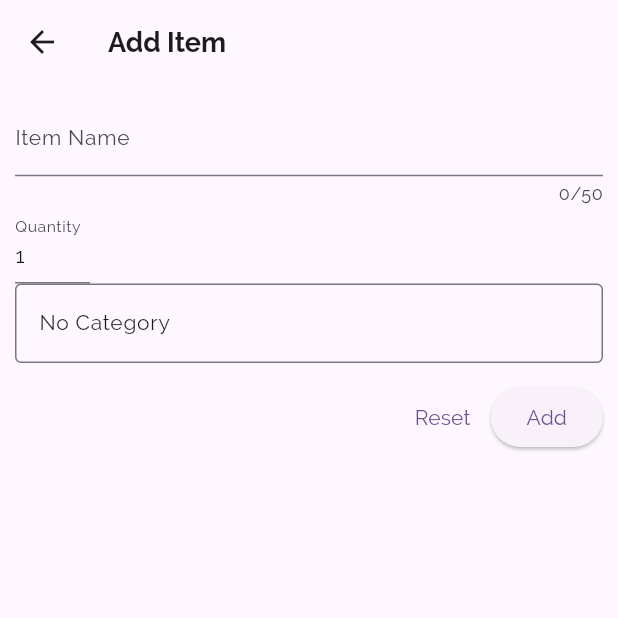
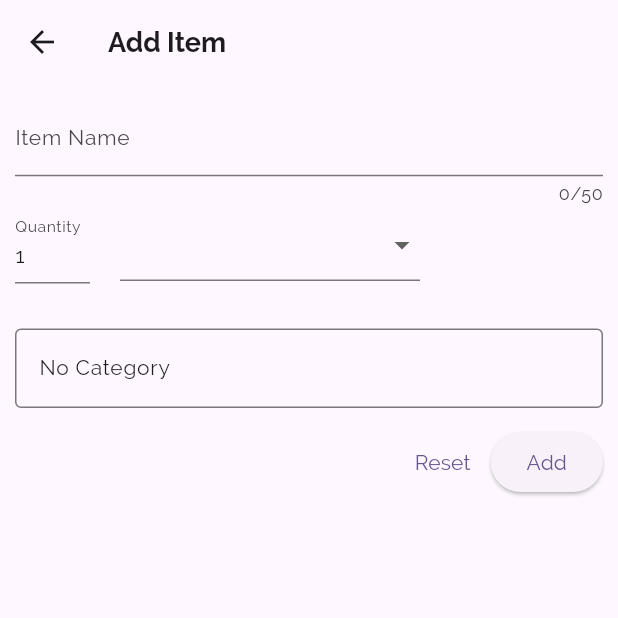
Before and after one commit to asah2012/demo3, a Flutter app: the AddItem screen opened by its route, on a phone screen of 412 x 824 dp, the top half of it. Run offline on Flutter 3.47's test engine with Material 2 defaults, Android fonts, the phone set to English and light mode, and no system bars; our stand-ins replace dropdown_button2.

```diff
--- a/lib/screens/add_item.dart
+++ b/lib/screens/add_item.dart
@@ -100,38 +100,19 @@ class _AddItemState extends State<AddItem> {
                   const Padding(
                     padding: EdgeInsets.fromLTRB(10, 10, 10, 10),
                   ),
-                  //Padding(
-                    //  padding: const EdgeInsets.fromLTRB(20, 20, 10, 5),
-                      //child:
-                      // SizedBox(
-                      //   width: 200,
-                      //   child: DropdownButton2(
-                      //         hint: Text(
-                      //             'Select Item',
-                      //             style: TextStyle(
-                      //               fontSize: 14,
-                      //               color: Theme
-                      //                   .of(context)
-                      //                   .hintColor,
-                      //             ),
-                      //          ),
-                      //         items: ddList,
-
-                      //             value: _selectedValue,
-                      //             onChanged: (value) {
-                      //               setState(() {
-                      //                 _selectedValue = value;
-                      //                 selectedCategoryName = (value as Category).categoryName;
-                      //               });
-                      //             },
-                      //             buttonHeight: 40,
-                      //             buttonWidth: 180,
-                      //             itemHeight: 40,
-                      //   ),
-                      // )
-                      //        )
-
+                  SizedBox(
+                    width: 200,
+                    child: DropdownButtonFormField(items: ddList,
+                          onChanged: (value) {
+                                      setState(() {
+                                        _selectedValue = value;
+                                        selectedCategoryName = (value as Category).categoryName;
+                                      });
+                                    },
+                    ),
+                  ),
                 ]),
+                SizedBox(height: 30,),
                 TextFormField(
                   controller: TextEditingController(text: (selectedCategoryName)),
                   readOnly: true,
```
